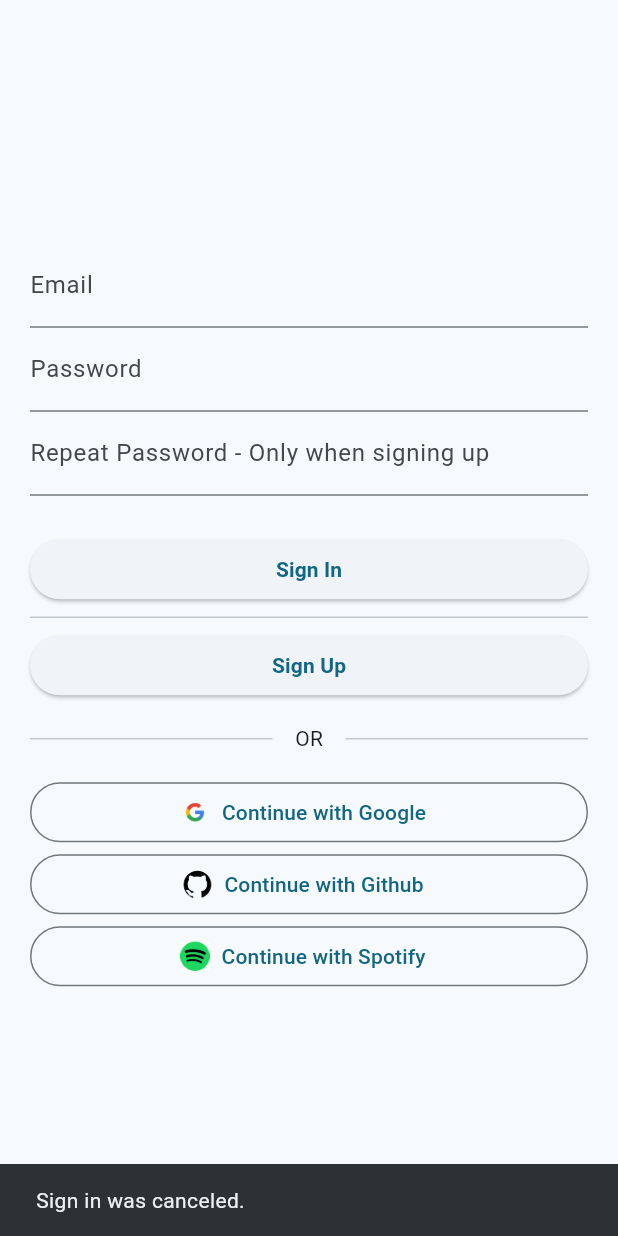
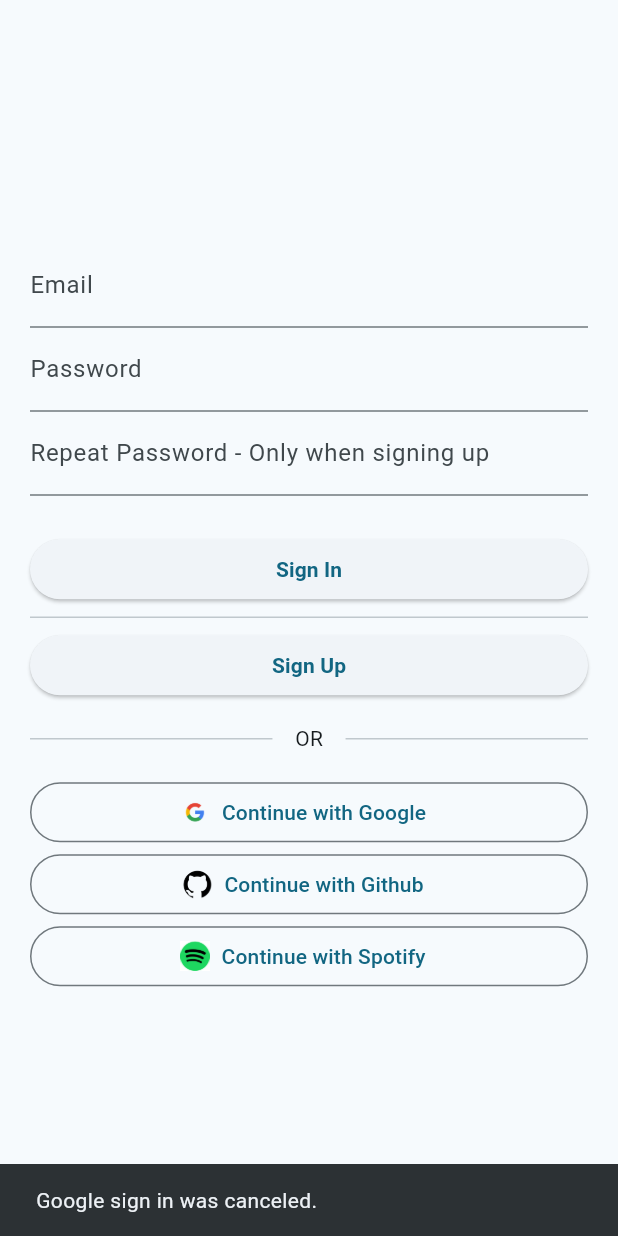
Before and after one commit to TheHuntingGame/the_hunting_game, a Flutter app: the LoginPage screen opened directly, after a tap on "Continue with Google", on a phone screen of 412 x 824 dp. Run offline on Flutter 3.47's test engine with Material 3 defaults, Android fonts, the phone set to English and light mode, and no system bars; our stand-ins replace flutter_dotenv, flutter_map, geolocator, google_sign_in, latlong2, permission_handler and 3 more; missing offline and left inert: flutter_map_cancellable_tile_provider; accounts and stored records are empty.

Commit message:
final adjustment

```diff
--- a/lib/authentication/auth_functions.dart
+++ b/lib/authentication/auth_functions.dart
@@ -84,7 +84,7 @@ Future<void> signinwithGoogle(BuildContext context) async {
   if (googleUser == null) {
     ScaffoldMessenger.of(context).showSnackBar(
       const SnackBar(
-        content: Text("Sign in was canceled."),
+        content: Text("Google sign in was canceled."),
       ),
     );
     return;
--- a/lib/screens/in_game/settings_page.dart
+++ b/lib/screens/in_game/settings_page.dart
@@ -11,6 +11,7 @@ class SettingsPage extends StatefulWidget {
 }
 
 final User? user = supabase.auth.currentUser;
+
 class _SettingsPageState extends State<SettingsPage> {
   @override
   Widget build(BuildContext context) {
@@ -21,7 +22,7 @@ class _SettingsPageState extends State<SettingsPage> {
       ),
       body: ListView(
         children: [
-                    Container(
+          Container(
             padding: const EdgeInsets.symmetric(horizontal: 16.0),
             child: ListTile(
               title: Text('$user'),
```
Also changed, not shown: lib/authentication/splashscreen.dart (+11 -1 lines).
